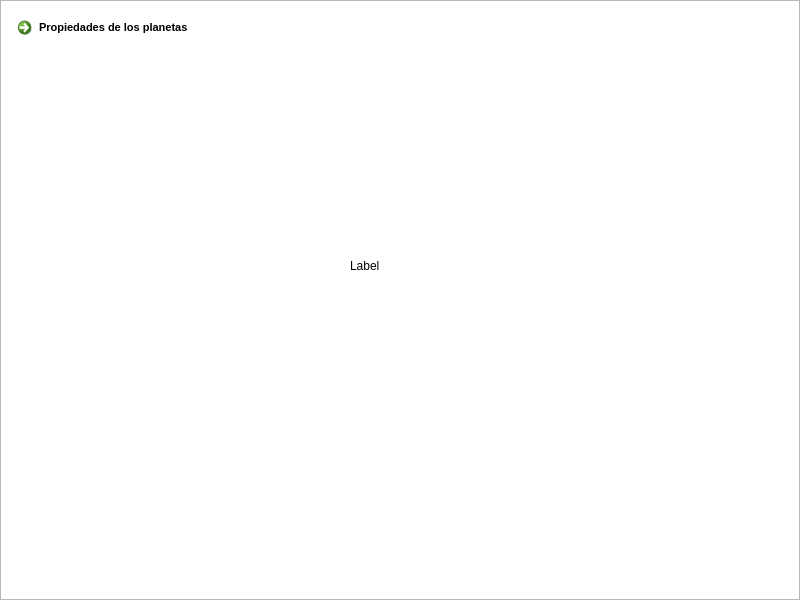
Old version of the form mainwindow.ui in the repository JuanSebastianMejiaOrtiz/Practica_6_Info2.
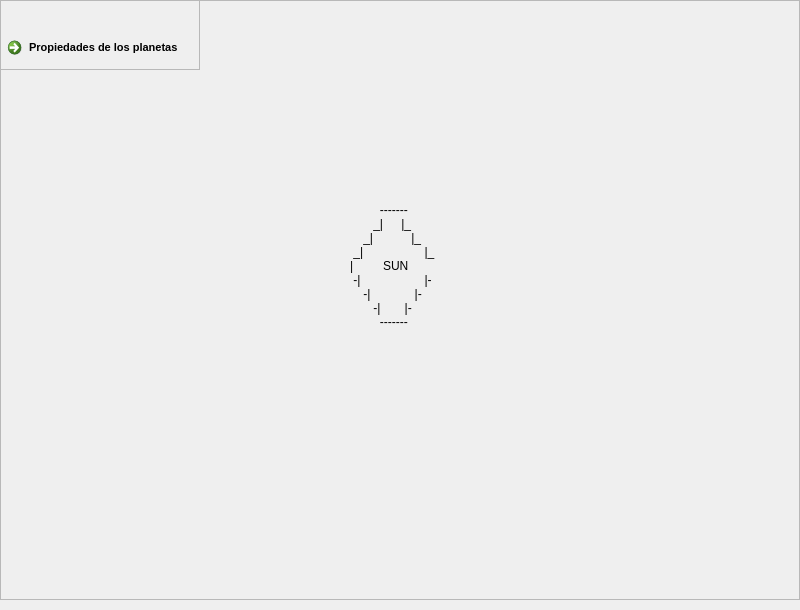
New version of the form.

Commit message: Label no se agrega a la escena pero ahi va, falta movimiento que es solo aplicar eso en el label

```diff
--- a/mainwindow.ui
+++ b/mainwindow.ui
@@ -7,7 +7,7 @@
     <x>0</x>
     <y>0</y>
     <width>800</width>
-    <height>600</height>
+    <height>610</height>
    </rect>
   </property>
   <property name="windowTitle">
@@ -143,21 +143,48 @@
     <property name="frameShadow">
      <enum>QFrame::Raised</enum>
     </property>
-    <widget class="QGraphicsView" name="Solar_System_View">
+    <widget class="QLabel" name="Sun">
      <property name="geometry">
       <rect>
-       <x>0</x>
-       <y>0</y>
-       <width>800</width>
-       <height>600</height>
+       <x>350</x>
+       <y>200</y>
+       <width>85</width>
+       <height>131</height>
       </rect>
      </property>
+     <property name="text">
+      <string>         -------
+       _| 	 |_
+    _|    	    |_
+ _|      	        |_
+|         SUN          |
+ -|        	        |-
+    -|     	     |-
+       -|  	  |-
+         -------</string>
+     </property>
     </widget>
+   </widget>
+   <widget class="QFrame" name="frame">
+    <property name="geometry">
+     <rect>
+      <x>0</x>
+      <y>0</y>
+      <width>200</width>
+      <height>70</height>
+     </rect>
+    </property>
+    <property name="frameShape">
+     <enum>QFrame::StyledPanel</enum>
+    </property>
+    <property name="frameShadow">
+     <enum>QFrame::Raised</enum>
+    </property>
     <widget class="QCommandLinkButton" name="Properties_Button">
      <property name="geometry">
       <rect>
-       <x>10</x>
-       <y>10</y>
+       <x>0</x>
+       <y>30</y>
        <width>181</width>
        <height>31</height>
       </rect>
@@ -171,19 +198,6 @@
       <string>Propiedades de los planetas</string>
      </property>
     </widget>
-    <widget class="QLabel" name="Sun">
-     <property name="geometry">
-      <rect>
-       <x>350</x>
-       <y>200</y>
-       <width>111</width>
-       <height>131</height>
-      </rect>
-     </property>
-     <property name="text">
-      <string>Label</string>
-     </property>
-    </widget>
    </widget>
    <zorder>Main_View</zorder>
    <zorder>Properties_View</zorder>
```
Left out of the diff: 69 changed lines with no effect on the pictures. The commit also changes 9 other files.
